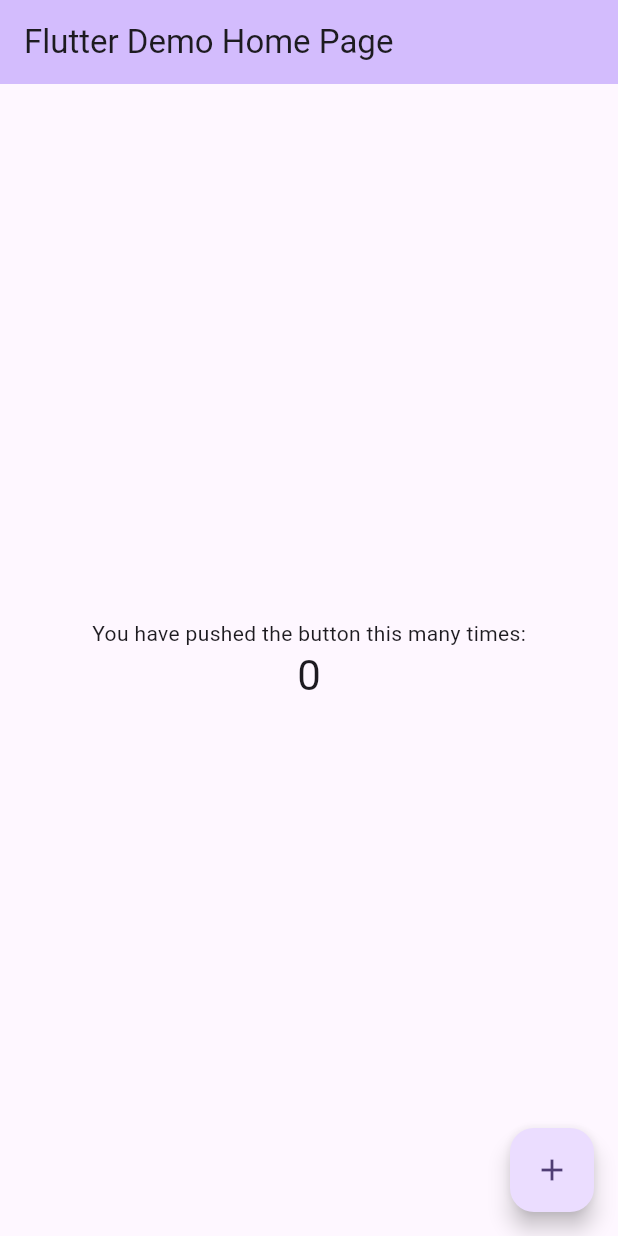
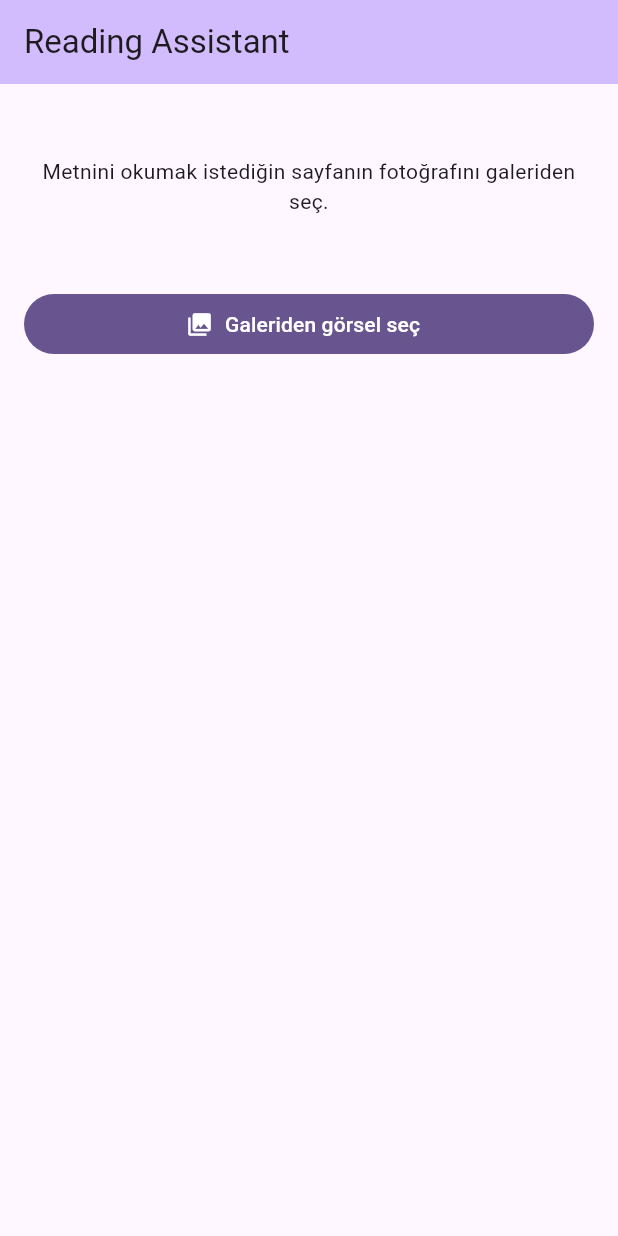
Before and after one commit to emre3657/reading-assistant, a Flutter app: the screen it shows after launch, on a phone screen of 412 x 824 dp. Run offline on Flutter 3.47's test engine with Material 3 defaults, Android fonts, the phone set to English and light mode, and no system bars; our stand-ins replace image_picker.

Commit message:
feat: add gallery image selection and preview

```diff
--- a/lib/main.dart
+++ b/lib/main.dart
@@ -1,122 +1,243 @@
+import 'dart:io';
+
+import 'package:flutter/foundation.dart';
 import 'package:flutter/material.dart';
+import 'package:image_picker/image_picker.dart';
 
 void main() {
-  runApp(const MyApp());
+  runApp(const ReadingAssistantApp());
 }
 
-class MyApp extends StatelessWidget {
-  const MyApp({super.key});
+/// Opens the system photo picker. Returns null when the user cancels.
+typedef PickImage = Future<XFile?> Function();
 
-  // This widget is the root of your application.
+/// Returns an image picked before Android killed the activity, if any.
+typedef RetrieveLostImage = Future<XFile?> Function();
+
+Future<XFile?> pickImageFromGallery() {
+  // Full metadata is not needed and would request extra photo permissions.
+  return ImagePicker().pickImage(
+    source: ImageSource.gallery,
+    requestFullMetadata: false,
+  );
+}
+
+Future<XFile?> retrieveLostImageFromPicker() async {
+  final response = await ImagePicker().retrieveLostData();
+  if (response.isEmpty) return null;
+  if (response.exception != null) throw response.exception!;
+  return response.file ?? response.files?.firstOrNull;
+}
+
+class ReadingAssistantApp extends StatelessWidget {
+  const ReadingAssistantApp({
+    super.key,
+    this.pickImage = pickImageFromGallery,
+    this.retrieveLostImage = retrieveLostImageFromPicker,
+  });
+
+  final PickImage pickImage;
+  final RetrieveLostImage retrieveLostImage;
+
   @override
   Widget build(BuildContext context) {
     return MaterialApp(
-      title: 'Flutter Demo',
+      title: 'Reading Assistant',
       theme: ThemeData(
-        // This is the theme of your application.
-        //
-        // TRY THIS: Try running your application with "flutter run". You'll see
-        // the application has a purple toolbar. Then, without quitting the app,
-        // try changing the seedColor in the colorScheme below to Colors.green
-        // and then invoke "hot reload" (save your changes or press the "hot
-        // reload" button in a Flutter-supported IDE, or press "r" if you used
-        // the command line to start the app).
-        //
-        // Notice that the counter didn't reset back to zero; the application
-        // state is not lost during the reload. To reset the state, use hot
-        // restart instead.
-        //
-        // This works for code too, not just values: Most code changes can be
-        // tested with just a hot reload.
-        colorScheme: .fromSeed(seedColor: Colors.deepPurple),
+        colorScheme: ColorScheme.fromSeed(seedColor: Colors.deepPurple),
       ),
-      home: const MyHomePage(title: 'Flutter Demo Home Page'),
+      home: HomePage(
+        pickImage: pickImage,
+        retrieveLostImage: retrieveLostImage,
+      ),
     );
   }
 }
 
-class MyHomePage extends StatefulWidget {
-  const MyHomePage({super.key, required this.title});
+class HomePage extends StatefulWidget {
+  const HomePage({
+    super.key,
+    required this.pickImage,
+    required this.retrieveLostImage,
+  });
 
-  // This widget is the home page of your application. It is stateful, meaning
-  // that it has a State object (defined below) that contains fields that affect
-  // how it looks.
-
-  // This class is the configuration for the state. It holds the values (in this
-  // case the title) provided by the parent (in this case the App widget) and
-  // used by the build method of the State. Fields in a Widget subclass are
-  // always marked "final".
-
-  final String title;
+  final PickImage pickImage;
+  final RetrieveLostImage retrieveLostImage;
 
   @override
-  State<MyHomePage> createState() => _MyHomePageState();
+  State<HomePage> createState() => _HomePageState();
 }
 
-class _MyHomePageState extends State<MyHomePage> {
-  int _counter = 0;
+class _HomePageState extends State<HomePage> {
+  XFile? _image;
+  bool _isPicking = false;
+  String? _errorMessage;
 
-  void _incrementCounter() {
+  @override
+  void initState() {
+    super.initState();
+    // Lost picker results only exist on Android.
+    if (defaultTargetPlatform == TargetPlatform.android) {
+      _isPicking = true;
+      _recoverLostImage();
+    }
+  }
+
+  Future<void> _recoverLostImage() async {
+    XFile? recovered;
+    String? error;
+    try {
+      recovered = await widget.retrieveLostImage();
+    } catch (_) {
+      error = 'Önceki fotoğraf seçimi kurtarılamadı. Lütfen tekrar seçin.';
+    }
+    if (!mounted) return;
     setState(() {
-      // This call to setState tells the Flutter framework that something has
-      // changed in this State, which causes it to rerun the build method below
-      // so that the display can reflect the updated values. If we changed
-      // _counter without calling setState(), then the build method would not be
-      // called again, and so nothing would appear to happen.
-      _counter++;
+      _isPicking = false;
+      if (recovered != null) _image = recovered;
+      _errorMessage = error;
+    });
+  }
+
+  Future<void> _selectImage() async {
+    if (_isPicking) return;
+    setState(() {
+      _isPicking = true;
+      _errorMessage = null;
+    });
+    XFile? picked;
+    String? error;
+    try {
+      picked = await widget.pickImage();
+    } catch (_) {
+      error = 'Görsel seçilemedi. Lütfen tekrar deneyin.';
+    }
+    if (!mounted) return;
+    setState(() {
+      _isPicking = false;
+      // A cancelled pick (null) keeps the current image.
+      if (picked != null) _image = picked;
+      _errorMessage = error;
+    });
+  }
+
+  void _removeImage() {
+    if (_isPicking) return;
+    // Only drops the reference. The file is not deleted here because the
+    // picker's copy may still be needed by later steps.
+    setState(() {
+      _image = null;
+      _errorMessage = null;
+    });
+  }
+
+  void _onPreviewError() {
+    if (!mounted) return;
+    setState(() {
+      _image = null;
+      _errorMessage = 'Görsel görüntülenemedi. Lütfen başka bir görsel seçin.';
     });
   }
 
   @override
   Widget build(BuildContext context) {
-    // This method is rerun every time setState is called, for instance as done
-    // by the _incrementCounter method above.
-    //
-    // The Flutter framework has been optimized to make rerunning build methods
-    // fast, so that you can just rebuild anything that needs updating rather
-    // than having to individually change instances of widgets.
+    final image = _image;
+    final hasImage = image != null;
+
     return Scaffold(
       appBar: AppBar(
-        // TRY THIS: Try changing the color here to a specific color (to
-        // Colors.amber, perhaps?) and trigger a hot reload to see the AppBar
-        // change color while the other colors stay the same.
         backgroundColor: Theme.of(context).colorScheme.inversePrimary,
-        // Here we take the value from the MyHomePage object that was created by
-        // the App.build method, and use it to set our appbar title.
-        title: Text(widget.title),
+        title: const Text('Reading Assistant'),
       ),
-      body: Center(
-        // Center is a layout widget. It takes a single child and positions it
-        // in the middle of the parent.
-        child: Column(
-          // Column is also a layout widget. It takes a list of children and
-          // arranges them vertically. By default, it sizes itself to fit its
-          // children horizontally, and tries to be as tall as its parent.
-          //
-          // Column has various properties to control how it sizes itself and
-          // how it positions its children. Here we use mainAxisAlignment to
-          // center the children vertically; the main axis here is the vertical
-          // axis because Columns are vertical (the cross axis would be
-          // horizontal).
-          //
-          // TRY THIS: Invoke "debug painting" (choose the "Toggle Debug Paint"
-          // action in the IDE, or press "p" in the console), to see the
-          // wireframe for each widget.
-          mainAxisAlignment: .center,
-          children: [
-            const Text('You have pushed the button this many times:'),
-            Text(
-              '$_counter',
-              style: Theme.of(context).textTheme.headlineMedium,
-            ),
-          ],
+      body: SafeArea(
+        child: SingleChildScrollView(
+          padding: const EdgeInsets.all(16),
+          child: Column(
+            crossAxisAlignment: CrossAxisAlignment.stretch,
+            children: [
+              if (hasImage)
+                _ImagePreview(
+                  key: ValueKey(image.path),
+                  path: image.path,
+                  onError: _onPreviewError,
+                )
+              else
+                const _EmptyState(),
+              if (_errorMessage != null) ...[
+                const SizedBox(height: 16),
+                Semantics(
+                  liveRegion: true,
+                  child: Text(
+                    _errorMessage!,
+                    style: TextStyle(
+                      color: Theme.of(context).colorScheme.error,
+                    ),
+                  ),
+                ),
+              ],
+              const SizedBox(height: 16),
+              if (_isPicking)
+                const Center(
+                  child: CircularProgressIndicator(
+                    semanticsLabel: 'Yükleniyor',
+                  ),
+                )
+              else ...[
+                FilledButton.icon(
+                  onPressed: _selectImage,
+                  icon: const Icon(Icons.photo_library),
+                  label: Text(
+                    hasImage ? 'Görseli değiştir' : 'Galeriden görsel seç',
+                  ),
+                ),
+                if (hasImage) ...[
+                  const SizedBox(height: 8),
+                  OutlinedButton.icon(
+                    onPressed: _removeImage,
+                    icon: const Icon(Icons.delete_outline),
+                    label: const Text('Görseli kaldır'),
+                  ),
+                ],
+              ],
+            ],
+          ),
         ),
-      ),
-      floatingActionButton: FloatingActionButton(
-        onPressed: _incrementCounter,
-        tooltip: 'Increment',
-        child: const Icon(Icons.add),
       ),
     );
   }
 }
+
+class _EmptyState extends StatelessWidget {
+  const _EmptyState();
+
+  @override
+  Widget build(BuildContext context) {
+    return const Padding(
+      padding: EdgeInsets.symmetric(vertical: 32),
+      child: Text(
+        'Metnini okumak istediğin sayfanın fotoğrafını galeriden seç.',
+        textAlign: TextAlign.center,
+      ),
+    );
+  }
+}
+
+class _ImagePreview extends StatelessWidget {
+  const _ImagePreview({super.key, required this.path, required this.onError});
+
+  final String path;
+  final VoidCallback onError;
+
+  @override
+  Widget build(BuildContext context) {
+    return Image.file(
+      File(path),
+      fit: BoxFit.contain,
+      semanticLabel: 'Seçilen görselin önizlemesi',
+      errorBuilder: (context, error, stackTrace) {
+        WidgetsBinding.instance.addPostFrameCallback((_) => onError());
+        return const SizedBox.shrink();
+      },
+    );
+  }
+}
--- a/pubspec.yaml
+++ b/pubspec.yaml
@@ -34,6 +34,7 @@ dependencies:
   # The following adds the Cupertino Icons font to your application.
   # Use with the CupertinoIcons class for iOS style icons.
   cupertino_icons: ^1.0.8
+  image_picker: ^1.2.4
 
 dev_dependencies:
   flutter_test:
```
Also changed, not shown: pubspec.lock, 7 other files.
